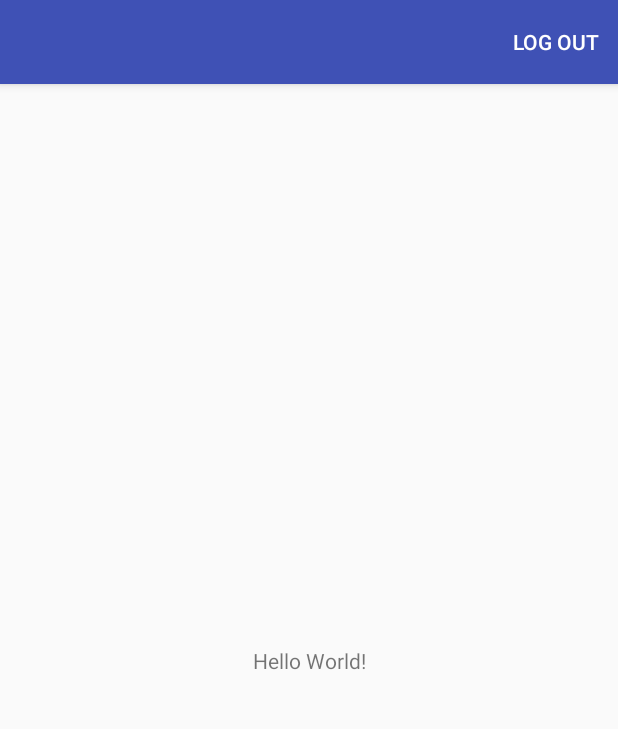
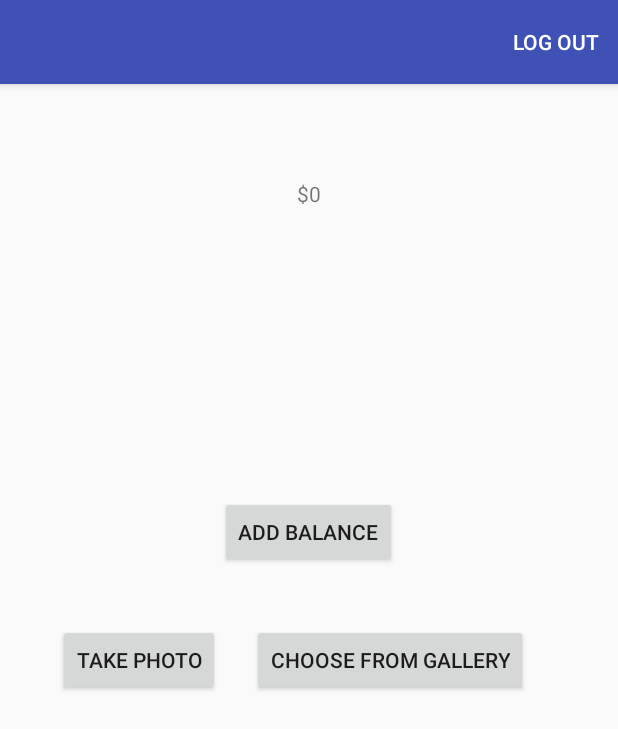
Before and after one commit to dan-choe/mhack, an Android app: the screen it shows after launch once a user with an empty profile is signed in (MainActivity), on a phone screen of 412 x 824 dp. Shown: the top 729 px of the screen. Run offline under Robolectric (Android 15) with nearby library versions, the phone set to English and light mode, and no system bars; our stand-ins replace Firebase (no records; nobody signed in at launch, a user with empty details on screens opened directly).

Commit message:
camera/gallery

```diff
--- a/app/src/main/java/com/example/android/dutchpay/MainActivity.java
+++ b/app/src/main/java/com/example/android/dutchpay/MainActivity.java
@@ -2,12 +2,14 @@ package com.example.android.dutchpay;
 
 import android.app.ProgressDialog;
 import android.content.Intent;
+import android.provider.MediaStore;
 import android.support.v7.app.AppCompatActivity;
 import android.os.Bundle;
 import android.view.Menu;
 import android.view.MenuInflater;
 import android.view.MenuItem;
 import android.view.View;
+import android.widget.Button;
 import android.widget.Toast;
 
 import com.google.firebase.auth.FirebaseAuth;
@@ -25,7 +27,12 @@ public class MainActivity extends AppCompatActivity implements View.OnClickListe
     private DatabaseReference mDatabaseReference;
     private ProgressDialog mProgressDialog;
 
+    private Button add_balance;
+    private Button access_camera;
+    private Button access_gallery;
 
+    private static final int TAKE_PHOTO = 1;
+    private static final int CHOOSE_GALLERY = 2;
 
     @Override
     protected void onCreate(Bundle savedInstanceState) {
@@ -37,6 +44,15 @@ public class MainActivity extends AppCompatActivity implements View.OnClickListe
         mStorageReference = FirebaseStorage.getInstance().getReference();
         mDatabaseReference = FirebaseDatabase.getInstance().getReference().child("unique_ids");
         mProgressDialog = new ProgressDialog(this);
+
+        add_balance = (Button)findViewById(R.id.add_balance);
+        add_balance.setOnClickListener(this);
+        access_camera = (Button)findViewById(R.id.access_camera);
+        access_camera.setOnClickListener(this);
+        access_gallery = (Button)findViewById(R.id.access_gallery);
+        access_gallery.setOnClickListener(this);
+
+
         // set the title as the user email
         if (mFirebaseUser != null) {
             setTitle(mFirebaseUser.getEmail());
@@ -48,7 +64,15 @@ public class MainActivity extends AppCompatActivity implements View.OnClickListe
 
     @Override
     public void onClick(View v) {
-
+        if (v == add_balance) {
+            addBalance();
+        }
+        if (v == access_camera) {
+            accessCamera();
+        }
+        if (v == access_gallery) {
+            accessGallery();
+        }
     }
 
     // custom log out method on the right top corner as a menu
@@ -74,4 +98,38 @@ public class MainActivity extends AppCompatActivity implements View.OnClickListe
     public void toastMessage(String message) {
         Toast.makeText(getApplicationContext(), message, Toast.LENGTH_SHORT).show();
     }
+
+    public void addBalance() {
+        //Intent addBalance = new Intent(getApplicationContext(), BalanceActivity.class);
+        //startActivity(BalanceActivity);
+    }
+    public void accessCamera() {
+        dispatchTakePictureIntent();
+    }
+    public void accessGallery() {
+        Intent intent = new Intent();
+        intent.setType("image/*");
+        intent.setAction(Intent.ACTION_GET_CONTENT);
+        startActivityForResult(Intent.createChooser(intent, "Select Picture"), CHOOSE_GALLERY);
+    }
+
+    private void dispatchTakePictureIntent() {
+        Intent takePictureIntent = new Intent(MediaStore.ACTION_IMAGE_CAPTURE);
+        if (takePictureIntent.resolveActivity(getPackageManager()) != null) {
+            startActivityForResult(takePictureIntent, TAKE_PHOTO);
+        }
+    }
+
+    public void onActivityResult(int requestCode, int resultCode, Intent data) {
+        if(requestCode == TAKE_PHOTO) {
+            if(resultCode == RESULT_OK) {
+
+            }
+        }
+        else if(requestCode == CHOOSE_GALLERY) {
+            if(resultCode == RESULT_OK) {
+
+            }
+        }
+    }
 }
--- a/app/src/main/res/layout/activity_main.xml
+++ b/app/src/main/res/layout/activity_main.xml
@@ -1,18 +1,47 @@
 <?xml version="1.0" encoding="utf-8"?>
-<android.support.constraint.ConstraintLayout xmlns:android="http://schemas.android.com/apk/res/android"
+<RelativeLayout xmlns:android="http://schemas.android.com/apk/res/android"
     xmlns:app="http://schemas.android.com/apk/res-auto"
     xmlns:tools="http://schemas.android.com/tools"
     android:layout_width="match_parent"
     android:layout_height="match_parent"
     tools:context="com.example.android.dutchpay.MainActivity">
 
-    <TextView
+    <Button
+        android:id="@+id/add_balance"
         android:layout_width="wrap_content"
         android:layout_height="wrap_content"
-        android:text="Hello World!"
-        app:layout_constraintBottom_toBottomOf="parent"
-        app:layout_constraintLeft_toLeftOf="parent"
-        app:layout_constraintRight_toRightOf="parent"
-        app:layout_constraintTop_toTopOf="parent" />
+        android:text="Add Balance"
+        android:layout_marginBottom="37dp"
+        android:layout_above="@+id/access_gallery"
+        android:layout_centerHorizontal="true" />
 
-</android.support.constraint.ConstraintLayout>
+    <Button
+        android:id="@+id/access_camera"
+        android:layout_width="wrap_content"
+        android:layout_height="wrap_content"
+        android:layout_centerVertical="true"
+        android:layout_toLeftOf="@+id/add_balance"
+        android:layout_toStartOf="@+id/add_balance"
+        android:text="Take Photo" />
+
+    <Button
+        android:id="@+id/access_gallery"
+        android:layout_width="wrap_content"
+        android:layout_height="wrap_content"
+        android:text="Choose from Gallery"
+        android:layout_alignBaseline="@+id/access_camera"
+        android:layout_alignBottom="@+id/access_camera"
+        android:layout_toRightOf="@+id/access_camera"
+        android:layout_toEndOf="@+id/access_camera"
+        android:layout_marginLeft="21dp"
+        android:layout_marginStart="21dp" />
+
+    <TextView
+        android:id="@+id/balance"
+        android:layout_width="wrap_content"
+        android:layout_height="wrap_content"
+        android:layout_marginTop="63dp"
+        android:text="$0"
+        android:layout_alignParentTop="true"
+        android:layout_centerHorizontal="true" />
+</RelativeLayout>
--- a/app/src/main/res/layout/camera_plus_gal.xml
+++ /dev/null
@@ -1,6 +0,0 @@
-<?xml version="1.0" encoding="utf-8"?>
-<LinearLayout xmlns:android="http://schemas.android.com/apk/res/android"
-    android:orientation="vertical" android:layout_width="match_parent"
-    android:layout_height="match_parent">
-
-</LinearLayout>
--- a/app/src/main/res/layout/confirm_amount.xml
+++ b/app/src/main/res/layout/confirm_amount.xml
@@ -1,6 +1,6 @@
 <?xml version="1.0" encoding="utf-8"?>
-<LinearLayout xmlns:android="http://schemas.android.com/apk/res/android"
+<RelativeLayout xmlns:android="http://schemas.android.com/apk/res/android"
     android:orientation="vertical" android:layout_width="match_parent"
     android:layout_height="match_parent">
 
-</LinearLayout>
+</RelativeLayout>
```
